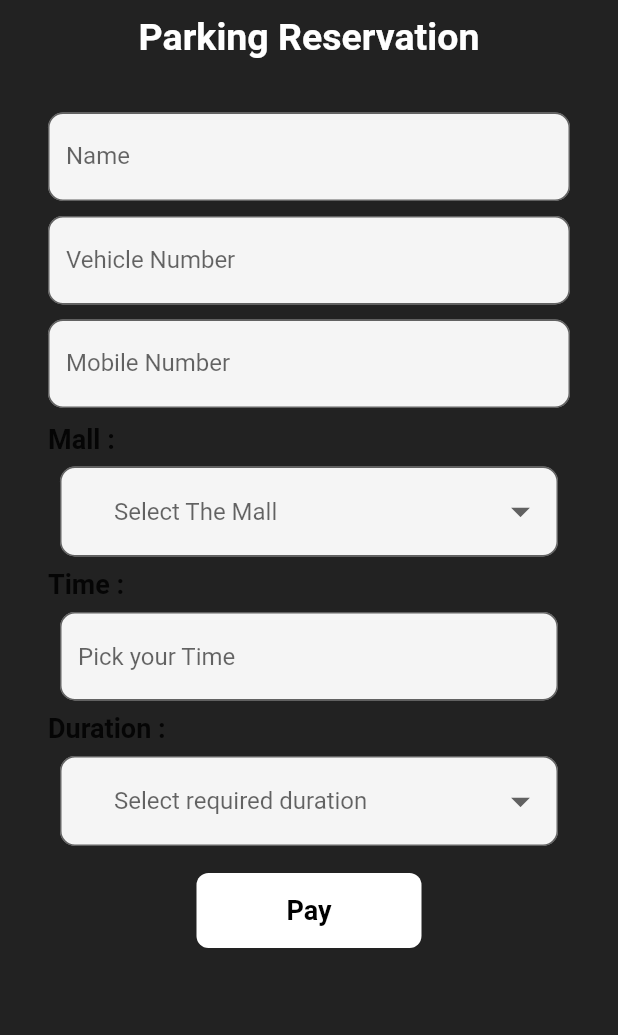
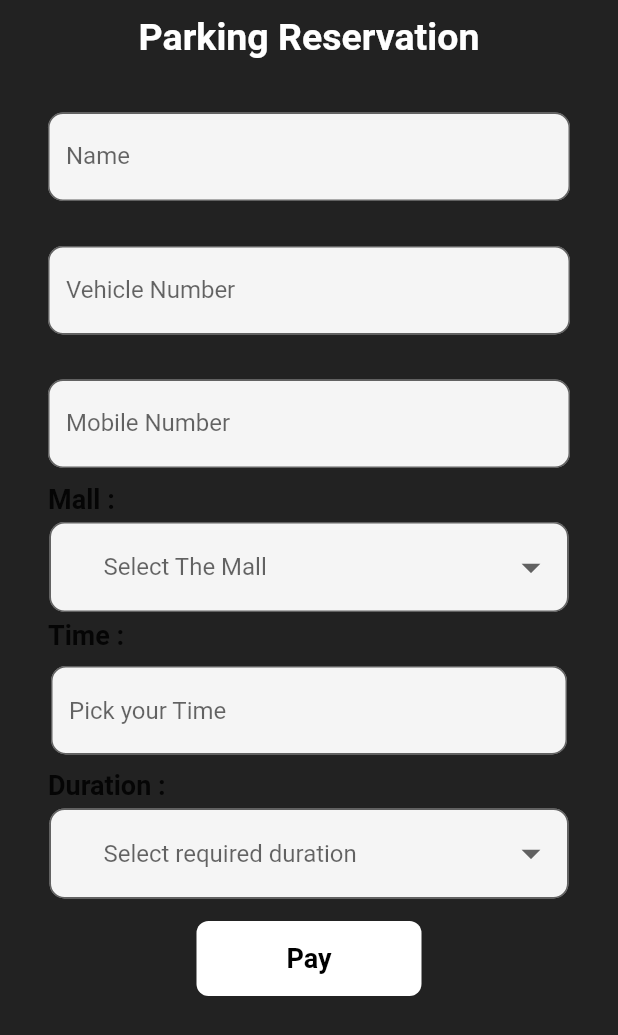
Before and after one commit to fimilfaneea/ParkSmart, a Flutter app: the HomePage screen opened by its route, after a tap on the "add" icon, on a phone screen of 412 x 824 dp. Shown: the top 1035 px of the screen. Run offline on Flutter 3.47's test engine with Material 2 defaults, Android fonts, the phone set to English and light mode, and no system bars; our stand-ins replace cloud_firestore, dropdown_button2, firebase_auth, firebase_core, get, lottie and 1 more; missing offline and left inert: pay, razorpay_flutter; accounts and stored records are empty.

Commit message:
Spacing corrected in ticket page

```diff
--- a/lib/views/ticket.dart
+++ b/lib/views/ticket.dart
@@ -129,7 +129,7 @@ class _AddState extends State<Add> {
                         },
                       ),
                       const SizedBox(
-                        height: 10.0,
+                        height: 30.0,
                       ),
                       TextFormField(
                         controller: license,
@@ -151,7 +151,7 @@ class _AddState extends State<Add> {
                       ),
 
                       const SizedBox(
-                        height: 10.0,
+                        height: 30.0,
                       ),
                       TextFormField(
                         controller: number,
@@ -187,7 +187,8 @@ class _AddState extends State<Add> {
                         ),
                       ),
                       Padding(
-                        padding: const EdgeInsets.all(8.0),
+                        padding: const EdgeInsets.symmetric(
+                          vertical: 5.0, horizontal: 1.0),
                         child: DropdownButtonFormField2(
                           buttonStyleData: const ButtonStyleData(
                             height: 60,
@@ -256,7 +257,8 @@ class _AddState extends State<Add> {
                         ),
                       ),
                       Padding(
-                        padding: const EdgeInsets.all(8.0),
+                        padding: const EdgeInsets.symmetric(
+                            vertical: 10.0, horizontal: 2.0),
                         child: TextFormField(
                           readOnly: true,
                           controller: dateofJourney,
@@ -295,7 +297,8 @@ class _AddState extends State<Add> {
                         ),
                       ),
                       Padding(
-                        padding: const EdgeInsets.all(8.0),
+                        padding: const EdgeInsets.symmetric(
+                            vertical: 5.0, horizontal: 1.0),
                         child: DropdownButtonFormField2(
                           buttonStyleData: const ButtonStyleData(
                             height: 60,
```
